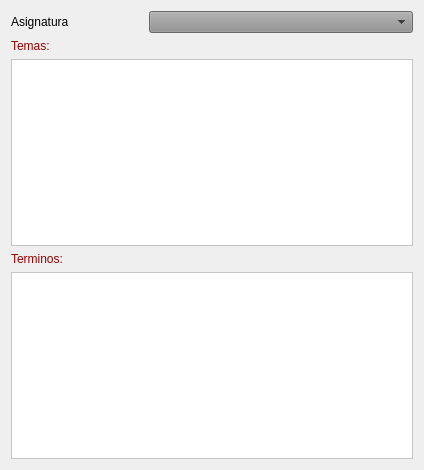
First picture: the form in listaform.ui, repository Hayai01/AskMe_v1, before the edit.
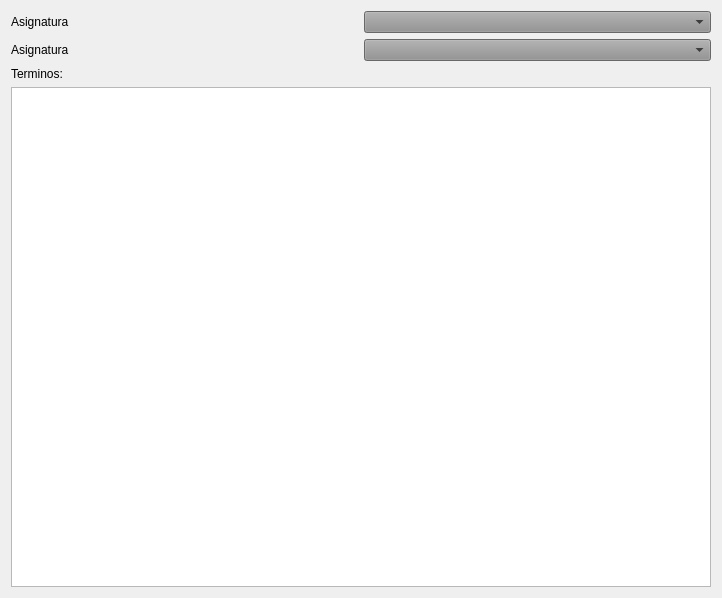
Second picture: the form after the edit.

What changed in the file:
```diff
--- a/listaform.ui
+++ b/listaform.ui
@@ -13,62 +13,57 @@
   <property name="windowTitle">
    <string>Form</string>
   </property>
-  <layout class="QGridLayout" name="gridLayout">
-   <item row="1" column="0" colspan="3">
-    <layout class="QVBoxLayout" name="verticalLayout_2">
-     <item>
+  <layout class="QGridLayout" name="gridLayout_2">
+   <item row="0" column="0">
+    <layout class="QGridLayout" name="gridLayout">
+     <item row="0" column="3">
+      <widget class="QComboBox" name="cmbAsignaturas">
+       <property name="styleSheet">
+        <string notr="true">background-color: rgb(145, 145, 145);</string>
+       </property>
+      </widget>
+     </item>
+     <item row="0" column="1">
+      <widget class="QLabel" name="label">
+       <property name="text">
+        <string>Asignatura</string>
+       </property>
+      </widget>
+     </item>
+     <item row="1" column="1">
       <widget class="QLabel" name="label_2">
-       <property name="styleSheet">
-        <string notr="true">font: 700 9pt &quot;Segoe UI&quot;;
-color: rgb(148, 0, 0);</string>
-       </property>
        <property name="text">
-        <string>Temas:</string>
+        <string>Asignatura</string>
        </property>
       </widget>
      </item>
-     <item>
-      <widget class="QTableWidget" name="tblTemas">
+     <item row="1" column="3">
+      <widget class="QComboBox" name="cmbTemas">
        <property name="styleSheet">
-        <string notr="true">background-color: rgb(255, 255, 255);</string>
+        <string notr="true">background-color: rgb(145, 145, 145);</string>
        </property>
       </widget>
      </item>
-    </layout>
-   </item>
-   <item row="2" column="0" colspan="3">
-    <layout class="QVBoxLayout" name="verticalLayout">
-     <item>
+     <item row="2" column="1">
       <widget class="QLabel" name="label_3">
        <property name="styleSheet">
         <string notr="true">font: 700 9pt &quot;Segoe UI&quot;;
-color: rgb(148, 0, 0);</string>
+color: rgb(0, 0, 0);</string>
        </property>
        <property name="text">
         <string>Terminos:</string>
        </property>
       </widget>
      </item>
-     <item>
-      <widget class="QTableWidget" name="tblTerminos">
-       <property name="styleSheet">
-        <string notr="true">background-color: rgb(255, 255, 255);</string>
-       </property>
-      </widget>
-     </item>
     </layout>
    </item>
-   <item row="0" column="0">
-    <widget class="QLabel" name="label">
-     <property name="text">
-      <string>Asignatura</string>
-     </property>
-    </widget>
-   </item>
-   <item row="0" column="1" colspan="2">
-    <widget class="QComboBox" name="cmbAsignaturas">
-     <property name="styleSheet">
-      <string notr="true">background-color: rgb(145, 145, 145);</string>
+   <item row="1" column="0">
+    <widget class="QTextEdit" name="txtApuntes">
+     <property name="minimumSize">
+      <size>
+       <width>700</width>
+       <height>500</height>
+      </size>
      </property>
     </widget>
    </item>
```
